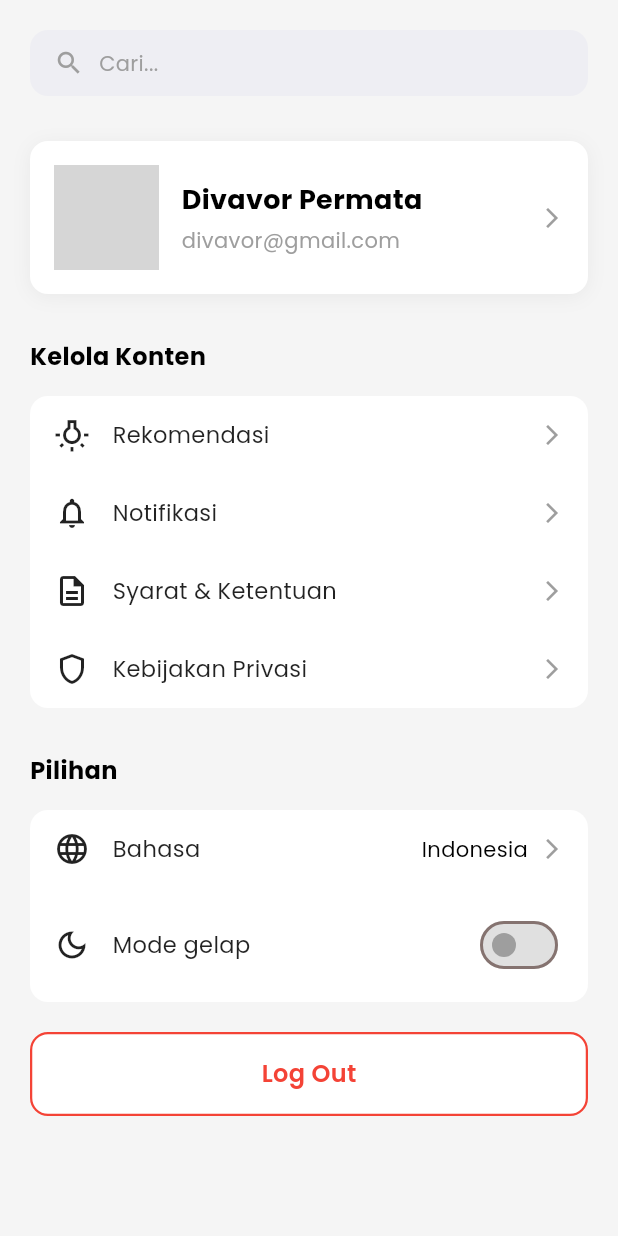
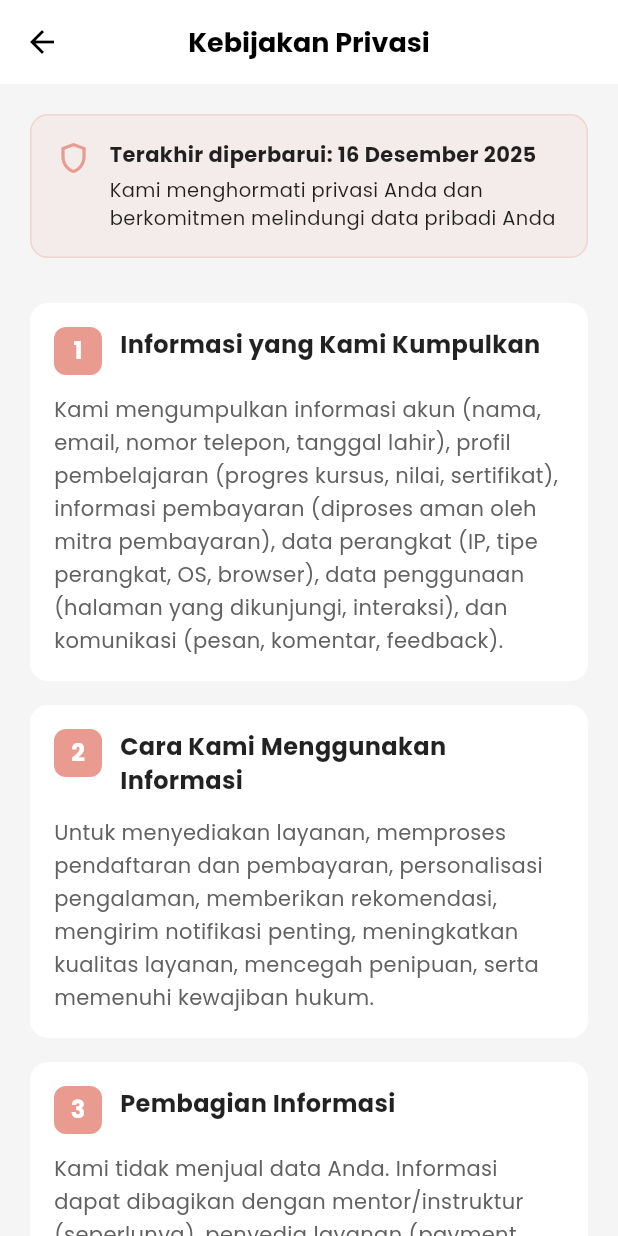
Before and after one commit to Bagas-Rafi-Dewantara/CHAMPIFY, a Flutter app: the SettingsPage screen opened directly, after a tap on "Kebijakan Privasi", on a phone screen of 412 x 824 dp. Run offline on Flutter 3.47's test engine with Material 3 defaults, Android fonts, the phone set to English and light mode, and no system bars; our stand-ins replace google_fonts, google_nav_bar, supabase_flutter, youtube_player_flutter; accounts and stored records are empty; network calls fail; grey boxes are pictures that could not be loaded.

```diff
--- /dev/null
+++ b/lib/privacy_policy.dart
@@ -0,0 +1,351 @@
+import 'package:flutter/material.dart';
+
+class PrivacyPolicyPage extends StatelessWidget {
+  const PrivacyPolicyPage({Key? key}) : super(key: key);
+
+  @override
+  Widget build(BuildContext context) {
+    return Scaffold(
+      backgroundColor: const Color(0xFFF5F5F5),
+      appBar: AppBar(
+        backgroundColor: Colors.white,
+        elevation: 0,
+        leading: IconButton(
+          icon: const Icon(Icons.arrow_back, color: Colors.black),
+          onPressed: () => Navigator.pop(context),
+        ),
+        title: const Text(
+          'Kebijakan Privasi',
+          style: TextStyle(
+            color: Colors.black,
+            fontSize: 18,
+            fontWeight: FontWeight.bold,
+          ),
+        ),
+        centerTitle: true,
+      ),
+      body: SingleChildScrollView(
+        child: Padding(
+          padding: const EdgeInsets.all(20.0),
+          child: Column(
+            crossAxisAlignment: CrossAxisAlignment.start,
+            children: [
+              // Header Info
+              Container(
+                padding: const EdgeInsets.all(16),
+                decoration: BoxDecoration(
+                  color: const Color(0xFFE89B8E).withOpacity(0.1),
+                  borderRadius: BorderRadius.circular(12),
+                  border: Border.all(
+                    color: const Color(0xFFE89B8E).withOpacity(0.3),
+                  ),
+                ),
+                child: Row(
+                  crossAxisAlignment: CrossAxisAlignment.start,
+                  children: const [
+                    Icon(
+                      Icons.shield_outlined,
+                      color: Color(0xFFE89B8E),
+                      size: 24,
+                    ),
+                    SizedBox(width: 12),
+                    Expanded(
+                      child: Column(
+                        crossAxisAlignment: CrossAxisAlignment.start,
+                        children: [
+                          Text(
+                            'Terakhir diperbarui: 16 Desember 2025',
+                            style: TextStyle(
+                              fontSize: 14,
+                              fontWeight: FontWeight.bold,
+                              color: Colors.black87,
+                            ),
+                          ),
+                          SizedBox(height: 4),
+                          Text(
+                            'Kami menghormati privasi Anda dan berkomitmen melindungi data pribadi Anda',
+                            style: TextStyle(
+                              fontSize: 13,
+                              color: Colors.black87,
+                            ),
+                          ),
+                        ],
+                      ),
+                    ),
+                  ],
+                ),
+              ),
+
+              const SizedBox(height: 30),
+
+              _buildSection(
+                number: '1',
+                title: 'Informasi yang Kami Kumpulkan',
+                content:
+                    'Kami mengumpulkan informasi akun (nama, email, nomor telepon, tanggal lahir), profil pembelajaran (progres kursus, nilai, sertifikat), informasi pembayaran (diproses aman oleh mitra pembayaran), data perangkat (IP, tipe perangkat, OS, browser), data penggunaan (halaman yang dikunjungi, interaksi), dan komunikasi (pesan, komentar, feedback).',
+              ),
+              const SizedBox(height: 16),
+              _buildSection(
+                number: '2',
+                title: 'Cara Kami Menggunakan Informasi',
+                content:
+                    'Untuk menyediakan layanan, memproses pendaftaran dan pembayaran, personalisasi pengalaman, memberikan rekomendasi, mengirim notifikasi penting, meningkatkan kualitas layanan, mencegah penipuan, serta memenuhi kewajiban hukum.',
+              ),
+              const SizedBox(height: 16),
+              _buildSection(
+                number: '3',
+                title: 'Pembagian Informasi',
+                content:
+                    'Kami tidak menjual data Anda. Informasi dapat dibagikan dengan mentor/instruktur (seperlunya), penyedia layanan (payment gateway, hosting, analytics) dengan perjanjian kerahasiaan, mitra bisnis (dengan persetujuan Anda), atau penegak hukum bila diwajibkan.',
+              ),
+              const SizedBox(height: 16),
+              _buildSection(
+                number: '4',
+                title: 'Keamanan Data',
+                content:
+                    'Kami menggunakan enkripsi SSL/TLS saat transmisi, enkripsi pada database untuk data sensitif, kontrol akses terbatas, pemantauan keamanan, audit berkala, dan backup rutin. Meski begitu, tidak ada sistem yang 100% aman—jaga kerahasiaan kredensial Anda.',
+              ),
+              const SizedBox(height: 16),
+              _buildSection(
+                number: '5',
+                title: 'Penyimpanan & Retensi Data',
+                content:
+                    'Data disimpan di server berlokasi di Indonesia/Singapura. Disimpan selama akun aktif dan sesuai keperluan hukum. Anda dapat meminta penghapusan; setelah penutupan akun, data dihapus/ dianonimkan dalam ~90 hari kecuali wajib disimpan untuk kepatuhan.',
+              ),
+              const SizedBox(height: 16),
+              _buildSection(
+                number: '6',
+                title: 'Cookies & Pelacakan',
+                content:
+                    'Kami memakai cookies esensial (autentikasi/keamanan), fungsional (preferensi), analytics (penggunaan aplikasi), dan marketing (dengan persetujuan). Anda bisa mengatur cookies di browser; mematikan beberapa cookies dapat membatasi fungsi.',
+              ),
+              const SizedBox(height: 16),
+              _buildSection(
+                number: '7',
+                title: 'Hak Privasi Anda',
+                content:
+                    'Anda berhak mengakses, mengoreksi, meminta penghapusan, membatasi pemrosesan, meminta portabilitas data, dan mengajukan keberatan atau mencabut persetujuan. Hubungi privacy@champify.com untuk menjalankan hak-hak ini.',
+              ),
+              const SizedBox(height: 16),
+              _buildSection(
+                number: '8',
+                title: 'Privasi Anak',
+                content:
+                    'Layanan untuk usia 13+ tahun. Untuk usia 13-17 diperlukan izin orang tua/wali. Kami tidak sengaja mengumpulkan data anak <13; jika ditemukan, data akan dihapus.',
+              ),
+              const SizedBox(height: 16),
+              _buildSection(
+                number: '9',
+                title: 'Marketing & Komunikasi',
+                content:
+                    'Kami dapat mengirim promo, newsletter, dan info kursus. Anda dapat mengubah preferensi notifikasi atau unsubscribe email marketing. Email transaksional penting tetap dikirim (mis. konfirmasi, invoice).',
+              ),
+              const SizedBox(height: 16),
+              _buildSection(
+                number: '10',
+                title: 'Transfer Data Internasional',
+                content:
+                    'Data bisa diproses di negara lain (server cloud & penyedia layanan). Kami memastikan adanya perlindungan yang sesuai. Dengan menggunakan layanan kami, Anda menyetujui transfer data ini.',
+              ),
+              const SizedBox(height: 16),
+              _buildSection(
+                number: '11',
+                title: 'Perubahan Kebijakan',
+                content:
+                    'Kebijakan ini dapat diperbarui. Perubahan signifikan akan diberitahu lewat email/notifikasi. Penggunaan berlanjut berarti Anda menerima versi terbaru.',
+              ),
+              const SizedBox(height: 16),
+              _buildSection(
+                number: '12',
+                title: 'Basis Hukum Pemrosesan',
+                content:
+                    'Kami memproses data berdasarkan persetujuan, pelaksanaan kontrak, kepatuhan hukum, dan kepentingan sah yang tidak mengesampingkan hak privasi Anda.',
+              ),
+              const SizedBox(height: 16),
+              _buildSection(
+                number: '13',
+                title: 'Keamanan Pembayaran',
+                content:
+                    'Detail kartu tidak kami simpan. Transaksi diproses oleh payment gateway tersertifikasi (mis. Midtrans/Xendit/GoPay) menggunakan SSL dan tokenisasi. Kami hanya menyimpan informasi transaksi untuk pencatatan.',
+              ),
+              const SizedBox(height: 16),
+              _buildSection(
+                number: '14',
+                title: 'Hubungi Kami',
+                content:
+                    'Pertanyaan privasi: privacy@champify.com. Dukungan umum: support@champify.com. Telepon: +62 21 1234 5678. Alamat: Jl. Pendidikan No. 123, Jakarta 12345. Data Protection Officer: dpo@champify.com.',
+              ),
+
+              const SizedBox(height: 30),
+
+              // Komitmen Privasi
+              Container(
+                padding: const EdgeInsets.all(16),
+                decoration: BoxDecoration(
+                  color: Colors.white,
+                  borderRadius: BorderRadius.circular(12),
+                ),
+                child: Column(
+                  crossAxisAlignment: CrossAxisAlignment.start,
+                  children: const [
+                    Text(
+                      'Komitmen Privasi Kami',
+                      style: TextStyle(
+                        fontSize: 16,
+                        fontWeight: FontWeight.bold,
+                        color: Colors.black87,
+                      ),
+                    ),
+                    SizedBox(height: 12),
+                    _PrivacyPoint(
+                      icon: Icons.lock_outline,
+                      text: 'Data Anda dienkripsi dan dilindungi',
+                    ),
+                    SizedBox(height: 8),
+                    _PrivacyPoint(
+                      icon: Icons.block,
+                      text: 'Kami tidak menjual data pribadi Anda',
+                    ),
+                    SizedBox(height: 8),
+                    _PrivacyPoint(
+                      icon: Icons.verified_user_outlined,
+                      text: 'Anda memiliki kontrol penuh atas data Anda',
+                    ),
+                    SizedBox(height: 8),
+                    _PrivacyPoint(
+                      icon: Icons.gavel,
+                      text: 'Kami mematuhi peraturan privasi yang berlaku',
+                    ),
+                  ],
+                ),
+              ),
+
+              const SizedBox(height: 20),
+
+              // Footer
+              Container(
+                padding: const EdgeInsets.all(16),
+                decoration: BoxDecoration(
+                  color: const Color(0xFFE89B8E).withOpacity(0.1),
+                  borderRadius: BorderRadius.circular(12),
+                  border: Border.all(
+                    color: const Color(0xFFE89B8E).withOpacity(0.3),
+                  ),
+                ),
+                child: Column(
+                  children: const [
+                    Icon(Icons.privacy_tip, color: Color(0xFFE89B8E), size: 48),
+                    SizedBox(height: 12),
+                    Text(
+                      'Privasi Anda adalah prioritas kami. Kami berkomitmen untuk melindungi dan menghormati data pribadi Anda.',
+                      textAlign: TextAlign.center,
+                      style: TextStyle(fontSize: 14, color: Colors.black87),
+                    ),
+                    SizedBox(height: 8),
+                    Text(
+                      'Terima kasih atas kepercayaan Anda kepada CHAMPIFY!',
+                      textAlign: TextAlign.center,
+                      style: TextStyle(
+                        fontSize: 13,
+                        color: Colors.grey,
+                        fontStyle: FontStyle.italic,
+                      ),
+                    ),
+                  ],
+                ),
+              ),
+
+              const SizedBox(height: 20),
+            ],
+          ),
+        ),
+      ),
+    );
+  }
+
+  Widget _buildSection({
+    required String number,
+    required String title,
+    required String content,
+  }) {
+    return Container(
+      padding: const EdgeInsets.all(16),
+      decoration: BoxDecoration(
+        color: Colors.white,
+        borderRadius: BorderRadius.circular(12),
+      ),
+      child: Column(
+        crossAxisAlignment: CrossAxisAlignment.start,
+        children: [
+          Row(
+            crossAxisAlignment: CrossAxisAlignment.start,
+            children: [
+              Container(
+                width: 32,
+                height: 32,
+                decoration: BoxDecoration(
+                  color: const Color(0xFFE89B8E),
+                  borderRadius: BorderRadius.circular(8),
+                ),
+                child: Center(
+                  child: Text(
+                    number,
+                    style: const TextStyle(
+                      fontSize: 16,
+                      fontWeight: FontWeight.bold,
+                      color: Colors.white,
+                    ),
+                  ),
+                ),
+              ),
+              const SizedBox(width: 12),
+              Expanded(
+                child: Text(
+                  title,
+                  style: const TextStyle(
+                    fontSize: 16,
+                    fontWeight: FontWeight.bold,
+                    color: Colors.black87,
+                  ),
+                ),
+              ),
+            ],
+          ),
+          const SizedBox(height: 12),
+          Text(
+            content,
+            style: TextStyle(
+              fontSize: 14,
+              color: Colors.grey.shade700,
+              height: 1.6,
+            ),
+          ),
+        ],
+      ),
+    );
+  }
+}
+
+class _PrivacyPoint extends StatelessWidget {
+  final IconData icon;
+  final String text;
+
+  const _PrivacyPoint({Key? key, required this.icon, required this.text})
+    : super(key: key);
+
+  @override
+  Widget build(BuildContext context) {
+    return Row(
+      children: [
+        Icon(icon, color: const Color(0xFFE89B8E), size: 20),
+        const SizedBox(width: 10),
+        Expanded(
+          child: Text(
+            text,
+            style: TextStyle(fontSize: 14, color: Colors.grey.shade700),
+          ),
+        ),
+      ],
+    );
+  }
+}
--- a/lib/settings.dart
+++ b/lib/settings.dart
@@ -3,6 +3,7 @@ import 'authentication/login.dart'; // Pastikan import ini ada
 import 'recommendation_settings.dart';
 import 'notification_settings.dart';
 import 'terms_conditions.dart';
+import 'privacy_policy.dart';
 
 class SettingsPage extends StatefulWidget {
   const SettingsPage({Key? key}) : super(key: key);
@@ -12,7 +13,6 @@ class SettingsPage extends StatefulWidget {
 }
 
 class _SettingsPageState extends State<SettingsPage> {
-  bool isDarkMode = false;
 
   @override
   Widget build(BuildContext context) {
@@ -186,7 +186,14 @@ class _SettingsPageState extends State<SettingsPage> {
                         title: 'Kebijakan Privasi',
                         isFirst: false,
                         isLast: true,
-                        onTap: () {},
+                        onTap: () {
+                          Navigator.push(
+                            context,
+                            MaterialPageRoute(
+                              builder: (context) => const PrivacyPolicyPage(),
+                            ),
+                          );
+                        },
                       ),
                     ],
                   ),
@@ -219,7 +226,7 @@ class _SettingsPageState extends State<SettingsPage> {
                         icon: Icons.language,
                         title: 'Bahasa',
                         isFirst: true,
-                        isLast: false,
+                        isLast: true,
                         trailing: Row(
                           mainAxisSize: MainAxisSize.min,
                           children: const [
@@ -238,44 +245,7 @@ class _SettingsPageState extends State<SettingsPage> {
                             ),
                           ],
                         ),
-                        onTap: () {},
-                      ),
-                      // Dark Mode Toggle
-                      Padding(
-                        padding: const EdgeInsets.symmetric(
-                          horizontal: 16,
-                          vertical: 14,
-                        ),
-                        child: Row(
-                          children: [
-                            const Icon(
-                              Icons.dark_mode_outlined,
-                              color: Colors.black87,
-                              size: 24,
-                            ),
-                            const SizedBox(width: 15),
-                            const Expanded(
-                              child: Text(
-                                'Mode gelap',
-                                style: TextStyle(
-                                  fontSize: 15,
-                                  color: Colors.black87,
-                                ),
-                              ),
-                            ),
-                            Switch(
-                              value: isDarkMode,
-                              onChanged: (value) {
-                                setState(() {
-                                  isDarkMode = value;
-                                });
-                              },
-                              activeColor: const Color(0xFFE89B8E),
-                              inactiveThumbColor: Colors.grey,
-                              inactiveTrackColor: Colors.grey.shade300,
-                            ),
-                          ],
-                        ),
+                        onTap: _showLanguageSheet,
                       ),
                     ],
                   ),
@@ -319,6 +289,58 @@ class _SettingsPageState extends State<SettingsPage> {
     );
   }
 
+  void _showLanguageSheet() {
+    showModalBottomSheet(
+      context: context,
+      shape: const RoundedRectangleBorder(
+        borderRadius: BorderRadius.vertical(top: Radius.circular(16)),
+      ),
+      builder: (context) {
+        return SafeArea(
+          child: Column(
+            mainAxisSize: MainAxisSize.min,
+            children: [
+              const SizedBox(height: 12),
+              const Text(
+                'Pilih Bahasa',
+                style: TextStyle(
+                  fontSize: 16,
+                  fontWeight: FontWeight.bold,
+                ),
+              ),
+              const SizedBox(height: 8),
+              ListTile(
+                leading: const Icon(Icons.flag, color: Colors.black87),
+                title: const Text('Bahasa Indonesia'),
+                subtitle: const Text('Sedang digunakan'),
+                trailing: const Icon(Icons.check_circle, color: Color(0xFFE89B8E)),
+                onTap: () => Navigator.pop(context),
+              ),
+              ListTile(
+                leading: const Icon(Icons.flag_outlined, color: Colors.grey),
+                title: const Text('English'),
+                subtitle: const Text('Belum tersedia'),
+                enabled: false,
+                trailing: Container(
+                  padding: const EdgeInsets.symmetric(horizontal: 10, vertical: 6),
+                  decoration: BoxDecoration(
+                    color: Colors.grey.shade200,
+                    borderRadius: BorderRadius.circular(12),
+                  ),
+                  child: const Text(
+                    'Coming Soon',
+                    style: TextStyle(fontSize: 12, color: Colors.grey),
+                  ),
+                ),
+              ),
+              const SizedBox(height: 12),
+            ],
+          ),
+        );
+      },
+    );
+  }
+
   // Helper method untuk menu item DALAM satu container
   Widget _buildMenuItemInContainer({
     required IconData icon,
```
